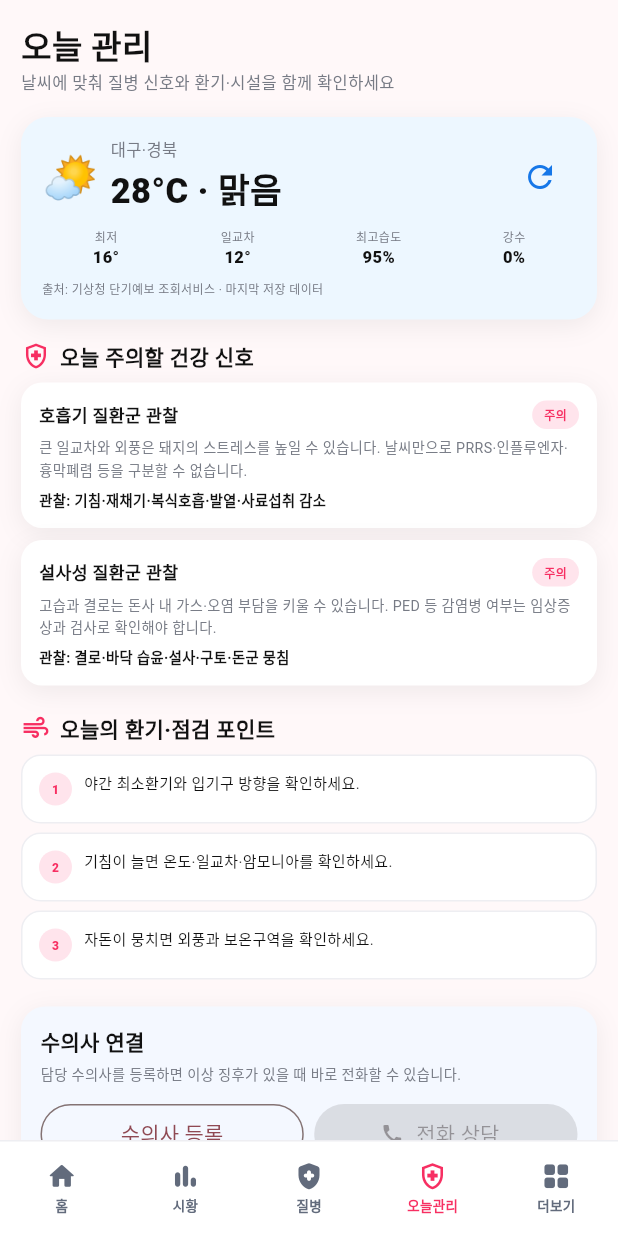
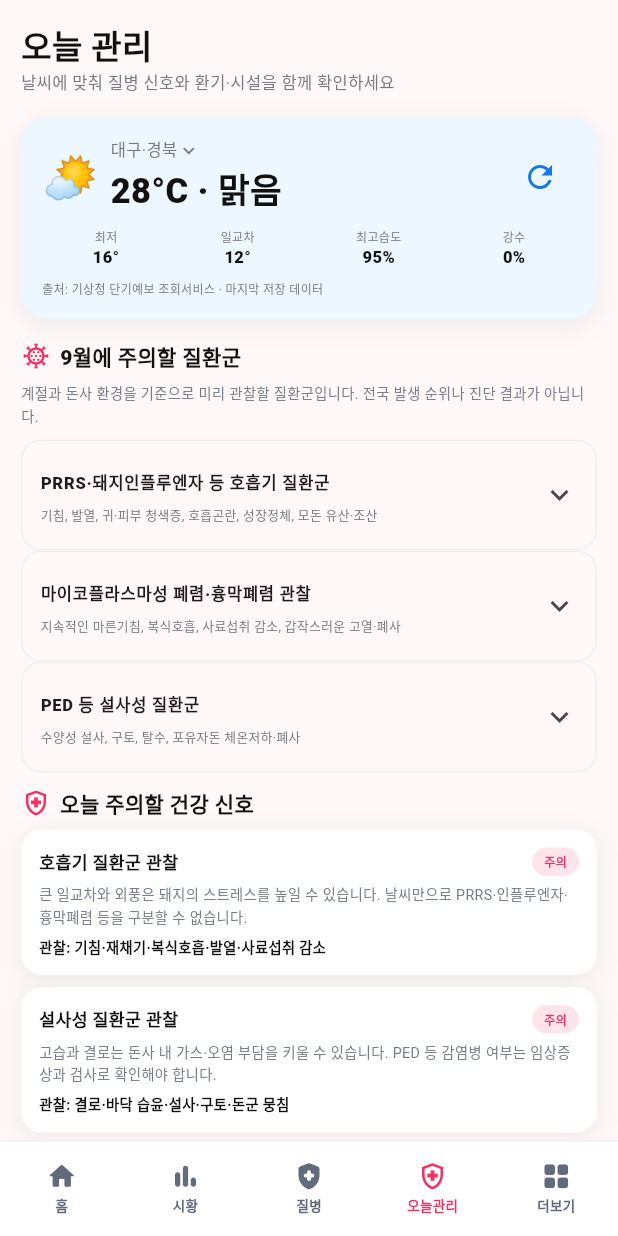
Before and after one commit to Noah981/pig-market-brief, a Flutter app: the screen it shows after launch, item 4 of the bottom bar chosen, after a tap on the "refresh" icon, on a phone screen of 412 x 824 dp. Run offline on Flutter 3.47's test engine with Material 3 defaults, Android fonts, the phone set to English and light mode, and no system bars; our stand-ins replace fl_chart, geolocator, shared_preferences; network calls fail.

Commit message:
Add seasonal disease guidance

```diff
--- a/flutter_app/lib/data/weather_farm_repository.dart
+++ b/flutter_app/lib/data/weather_farm_repository.dart
@@ -45,4 +45,17 @@ class WeatherFarmRepository {
     MedicineGuide('항균제','세균성 질환이 의심·확인될 때 검토하는 처방 계열','바이러스성 질환에는 효과가 없습니다. 진단·감수성·처방과 휴약기간 준수가 필요합니다.'),
     MedicineGuide('백신','질병 예방을 위한 농장별 프로그램','발병 후 치료제가 아닙니다. 돈군 면역상태와 접종 시기는 담당 수의사가 정해야 합니다.'),
   ];
+
+  List<SeasonalDiseaseGuide> seasonalDiseases(DateTime now,WeatherFarmGuide weather){
+    final coldSeason=now.month>=11||now.month<=3;
+    final transition=now.month==3||now.month==4||now.month==9||now.month==10||weather.diurnalRange>=8;
+    final result=<SeasonalDiseaseGuide>[];
+    if(transition)result.addAll(const [
+      SeasonalDiseaseGuide('PRRS·돼지인플루엔자 등 호흡기 질환군','환절기 일교차와 외풍은 돈군 스트레스를 높여 기존 감염의 임상증상이 두드러질 수 있습니다.','기침, 발열, 귀·피부 청색증, 호흡곤란, 성장정체, 모돈 유산·조산','PRRS, 인플루엔자, 마이코플라스마, 흉막폐렴은 증상이 겹칠 수 있어 PCR·부검 등 수의사 검사가 필요합니다.','복식호흡·고열·급격한 폐사·유산 증가 시 당일 수의사 상담'),
+      SeasonalDiseaseGuide('마이코플라스마성 폐렴·흉막폐렴 관찰','최소환기가 줄거나 결로·암모니아가 높아지면 호흡기 증상이 악화될 수 있습니다.','지속적인 마른기침, 복식호흡, 사료섭취 감소, 갑작스러운 고열·폐사','기침만으로 원인체를 구분할 수 없습니다. 돈사 환경 확인과 함께 검사해야 합니다.','입 벌림 호흡·혈성 비말·급사는 즉시 수의사 연락'),
+    ]);
+    if(coldSeason||weather.humidity>=80)result.add(const SeasonalDiseaseGuide('PED 등 설사성 질환군','저온·고습기에는 소독 후 건조가 늦어지고 분변 오염 관리가 어려워질 수 있습니다.','수양성 설사, 구토, 탈수, 포유자돈 체온저하·폐사','사료성 설사, 대장균, 로타바이러스 등과 증상이 비슷해 농장 내 전파양상과 검사가 필요합니다.','포유자돈 집단 설사·구토가 시작되면 이동을 줄이고 즉시 수의사 상담'));
+    if(weather.tempMax>=30)result.add(const SeasonalDiseaseGuide('열스트레스와 2차 건강문제','고온은 섭취량·번식성적을 낮추고 기존 질환의 회복을 방해할 수 있습니다.','헐떡임, 침흘림, 무기력, 사료섭취 감소, 포유돈 유량 저하','감염성 발열과 환경성 고체온을 체온·돈사온도·돈군 분포로 함께 확인해야 합니다.','쓰러짐·심한 호흡곤란은 즉시 냉각조치와 수의사 연락'));
+    return result.isEmpty?const [SeasonalDiseaseGuide('연중 기본 관찰','뚜렷한 계절 위험 신호가 낮아도 농장 내 질병은 발생할 수 있습니다.','섭취량·음수량 변화, 기침, 설사, 발열, 유산, 폐사 증가','한 가지 증상만으로 질병을 확정하지 않습니다.','돈군 단위로 급격한 변화가 있으면 수의사 상담')]:result;
+  }
 }
--- a/flutter_app/lib/models/weather_farm_models.dart
+++ b/flutter_app/lib/models/weather_farm_models.dart
@@ -18,3 +18,8 @@ class MedicineGuide {
   const MedicineGuide(this.category,this.use,this.caution);
   final String category,use,caution;
 }
+
+class SeasonalDiseaseGuide {
+  const SeasonalDiseaseGuide(this.name,this.whyNow,this.signs,this.differentiate,this.urgency);
+  final String name,whyNow,signs,differentiate,urgency;
+}
--- a/flutter_app/lib/pages/home_dashboard_page.dart
+++ b/flutter_app/lib/pages/home_dashboard_page.dart
@@ -1,5 +1,6 @@
 import 'dart:async';
 import 'package:flutter/material.dart';
+import 'package:shared_preferences/shared_preferences.dart';
 import '../data/mock_data.dart';
 import '../data/commodity_repository.dart';
 import '../data/market_repository.dart';
@@ -30,6 +31,7 @@ class _HomeDashboardPageState extends State<HomeDashboardPage> with WidgetsBindi
   final _analysisRepository=MarketAnalysisRepository();MarketAnalysis? _analysis=MarketAnalysisRepository.bundledSnapshot;
   final _commodityRepository=CommodityRepository();List<Commodity> _commodities=CommodityRepository.bundledSnapshot;
   final _weatherRepository=WeatherFarmRepository();WeatherFarmGuide _weather=WeatherFarmRepository.fallback;
+  String _weatherRegion='대구광역시';
   @override void initState(){super.initState();WidgetsBinding.instance.addObserver(this);_loadMarket();_loadAnalysis();_loadCommodities();_loadWeather();_timer=Timer.periodic(const Duration(minutes:30),(_){_refreshMarket();_refreshAnalysis();_refreshCommodities();_refreshWeather();});}
   @override void dispose(){_timer?.cancel();WidgetsBinding.instance.removeObserver(this);super.dispose();}
   @override void didChangeAppLifecycleState(AppLifecycleState state){if(state==AppLifecycleState.resumed)_refreshMarket();}
@@ -39,15 +41,16 @@ class _HomeDashboardPageState extends State<HomeDashboardPage> with WidgetsBindi
   Future<void> _refreshAnalysis()async{try{final value=await _analysisRepository.refresh();if(mounted)setState(()=>_analysis=value);}catch(_){}}
   Future<void> _loadCommodities()async{try{final cached=await _commodityRepository.cached();if(mounted&&cached.isNotEmpty)setState(()=>_commodities=cached);}catch(_){}await _refreshCommodities();}
   Future<void> _refreshCommodities()async{try{final value=await _commodityRepository.refresh();if(mounted&&value.isNotEmpty)setState(()=>_commodities=value);}catch(_){}}
-  Future<void> _loadWeather()async{try{final value=await _weatherRepository.cached();if(mounted)setState(()=>_weather=value);}catch(_){}await _refreshWeather();}
-  Future<void> _refreshWeather()async{try{final value=await _weatherRepository.refresh();if(mounted)setState(()=>_weather=value);}catch(_){}}
+  Future<void> _loadWeather()async{try{final prefs=await SharedPreferences.getInstance();_weatherRegion=prefs.getString('farm_weather_region')??'대구광역시';final cached=await _weatherRepository.cached();if(mounted)setState(()=>_weather=cached.region==_weatherRegion?cached:_weather);}catch(_){}await _refreshWeather();}
+  Future<void> _refreshWeather()async{try{final value=await _weatherRepository.refresh(region:_weatherRegion);if(mounted)setState(()=>_weather=value);}catch(_){}}
+  Future<void> _changeWeatherRegion(String region)async{_weatherRegion=region;await (await SharedPreferences.getInstance()).setString('farm_weather_region',region);await _refreshWeather();}
   Future<void> _pullToRefresh()async{
     await Future.wait([_refreshMarket(),_refreshAnalysis(),_refreshCommodities(),_refreshWeather()]);
     if(mounted)ScaffoldMessenger.of(context).showSnackBar(const SnackBar(content:Text('최신 시황을 확인했습니다.'),duration:Duration(seconds:1)));
   }
   @override Widget build(BuildContext context)=>Scaffold(
     bottomNavigationBar:BottomNavigation(index:_nav,onSelected:(i)=>setState(()=>_nav=i)),
-    body:SafeArea(bottom:false,child:IndexedStack(index:_nav,children:[_home(),MarketOverviewPage(snapshot:_market,commodities:_commodities,analysis:_analysis),const DiseasePage(),TodayCarePage(guide:_weather,onRefresh:_refreshWeather),const MorePage()])),
+    body:SafeArea(bottom:false,child:IndexedStack(index:_nav,children:[_home(),MarketOverviewPage(snapshot:_market,commodities:_commodities,analysis:_analysis),const DiseasePage(),TodayCarePage(guide:_weather,onRefresh:_refreshWeather,onRegionChanged:_changeWeatherRegion),const MorePage()])),
   );
   Widget _home()=>Center(child:ConstrainedBox(constraints:const BoxConstraints(maxWidth:430),child:RefreshIndicator(color:AppColors.coral,onRefresh:_pullToRefresh,child:CustomScrollView(physics:const AlwaysScrollableScrollPhysics(),key:const PageStorageKey('home'),slivers:[
     const SliverToBoxAdapter(child:FarmHeroSection()),
--- a/flutter_app/lib/pages/section_pages.dart
+++ b/flutter_app/lib/pages/section_pages.dart
@@ -116,7 +116,7 @@ class MorePage extends StatelessWidget {
     ('데이터 출처', '정보 제공 기관 안내', Icons.info_outline),
     ('공지사항', '앱 소식 및 업데이트', Icons.campaign_outlined),
     ('이용약관 / 개인정보처리방침', '', Icons.article_outlined),
-    ('앱 정보', '버전 1.1.4', Icons.info),
+    ('앱 정보', '버전 1.1.5', Icons.info),
   ];
   @override
   Widget build(BuildContext context) => PageShell(
--- a/flutter_app/lib/pages/today_care_page.dart
+++ b/flutter_app/lib/pages/today_care_page.dart
@@ -7,8 +7,8 @@ import '../theme/app_theme.dart';
 import 'section_pages.dart';
 
 class TodayCarePage extends StatefulWidget{
-  const TodayCarePage({super.key,required this.guide,required this.onRefresh});
-  final WeatherFarmGuide guide;final Future<void> Function() onRefresh;
+  const TodayCarePage({super.key,required this.guide,required this.onRefresh,required this.onRegionChanged});
+  final WeatherFarmGuide guide;final Future<void> Function() onRefresh;final Future<void> Function(String) onRegionChanged;
   @override State<TodayCarePage> createState()=>_TodayCarePageState();
 }
 class _TodayCarePageState extends State<TodayCarePage>{
@@ -16,9 +16,12 @@ class _TodayCarePageState extends State<TodayCarePage>{
   @override void initState(){super.initState();_loadVet();}
   Future<void> _loadVet()async{final p=await SharedPreferences.getInstance();if(mounted)setState((){_vetName=p.getString('farm_vet_name')??'담당 수의사';_vetPhone=p.getString('farm_vet_phone')??'';});}
   @override Widget build(BuildContext context){
-    final w=widget.guide,risks=WeatherFarmRepository().risks(w);
+    final w=widget.guide,repository=WeatherFarmRepository(),risks=repository.risks(w),seasonal=repository.seasonalDiseases(DateTime.now(),w);
     return PageShell(title:'오늘 관리',subtitle:'날씨에 맞춰 질병 신호와 환기·시설을 함께 확인하세요',child:Column(crossAxisAlignment:CrossAxisAlignment.start,children:[
-      _weather(w),const SizedBox(height:14),_title('오늘 주의할 건강 신호',Icons.health_and_safety_outlined),
+      _weather(w),const SizedBox(height:14),_title('${DateTime.now().month}월에 주의할 질환군',Icons.coronavirus_outlined),
+      const Text('계절과 돈사 환경을 기준으로 미리 관찰할 질환군입니다. 전국 발생 순위나 진단 결과가 아닙니다.',style:TextStyle(fontSize:9.5,height:1.45,color:AppColors.secondary)),const SizedBox(height:8),
+      ...seasonal.map(_seasonalDisease),
+      const SizedBox(height:10),_title('오늘 주의할 건강 신호',Icons.health_and_safety_outlined),
       ...risks.map(_risk),const SizedBox(height:10),_title('오늘의 환기·점검 포인트',Icons.air),
       ...w.checks.take(6).toList().asMap().entries.map((x)=>_check(x.key+1,x.value)),
       const SizedBox(height:12),_vetCard(),const SizedBox(height:12),_title('약품·예방 정보',Icons.medication_outlined),
@@ -29,13 +32,15 @@ class _TodayCarePageState extends State<TodayCarePage>{
     ]));
   }
   Widget _weather(WeatherFarmGuide w)=>Container(padding:const EdgeInsets.all(14),decoration:appCard(color:AppColors.lightBlue,radius:18),child:Column(children:[
-    Row(children:[const Text('🌤️',style:TextStyle(fontSize:30)),const SizedBox(width:8),Expanded(child:Column(crossAxisAlignment:CrossAxisAlignment.start,children:[Text(w.region,style:const TextStyle(fontSize:11,color:AppColors.secondary)),Text('${w.tempMax.toStringAsFixed(0)}°C · ${w.condition}',style:const TextStyle(fontSize:23,fontWeight:FontWeight.w900))])),IconButton(onPressed:widget.onRefresh,icon:const Icon(Icons.refresh,color:AppColors.blue))]),
+    Row(children:[const Text('🌤️',style:TextStyle(fontSize:30)),const SizedBox(width:8),Expanded(child:Column(crossAxisAlignment:CrossAxisAlignment.start,children:[InkWell(onTap:_pickRegion,child:Row(children:[Flexible(child:Text(w.region,style:const TextStyle(fontSize:11,color:AppColors.secondary))),const Icon(Icons.expand_more,size:15,color:AppColors.secondary)])),Text('${w.tempMax.toStringAsFixed(0)}°C · ${w.condition}',style:const TextStyle(fontSize:23,fontWeight:FontWeight.w900))])),IconButton(onPressed:widget.onRefresh,icon:const Icon(Icons.refresh,color:AppColors.blue))]),
     const SizedBox(height:8),Row(mainAxisAlignment:MainAxisAlignment.spaceAround,children:[_fact('최저','${w.tempMin.toStringAsFixed(0)}°'),_fact('일교차','${w.diurnalRange.toStringAsFixed(0)}°'),_fact('최고습도','${w.humidity.toStringAsFixed(0)}%'),_fact('강수','${w.rainProbability.toStringAsFixed(0)}%')]),
     const SizedBox(height:8),Align(alignment:Alignment.centerLeft,child:Text('출처: ${w.source}${w.fromCache?' · 마지막 저장 데이터':''}',style:const TextStyle(fontSize:8,color:AppColors.secondary))),
   ]));
   Widget _fact(String a,String b)=>Column(children:[Text(a,style:const TextStyle(fontSize:8,color:AppColors.secondary)),Text(b,style:const TextStyle(fontSize:11,fontWeight:FontWeight.w800))]);
   Widget _title(String text,IconData icon)=>Padding(padding:const EdgeInsets.only(bottom:7),child:Row(children:[Icon(icon,size:20,color:AppColors.coral),const SizedBox(width:6),Text(text,style:const TextStyle(fontSize:14,fontWeight:FontWeight.w900))]));
   Widget _risk(FarmHealthRisk x)=>Container(margin:const EdgeInsets.only(bottom:8),padding:const EdgeInsets.all(12),decoration:appCard(radius:14),child:Column(crossAxisAlignment:CrossAxisAlignment.start,children:[Row(children:[Expanded(child:Text(x.title,style:const TextStyle(fontSize:11.5,fontWeight:FontWeight.w900))),Container(padding:const EdgeInsets.symmetric(horizontal:8,vertical:4),decoration:BoxDecoration(color:AppColors.lightCoral,borderRadius:BorderRadius.circular(20)),child:Text(x.level,style:const TextStyle(fontSize:8,color:AppColors.coral,fontWeight:FontWeight.w800)))]),const SizedBox(height:5),Text(x.reason,style:const TextStyle(fontSize:9.5,height:1.45,color:AppColors.secondary)),const SizedBox(height:5),Text('관찰: ${x.signs}',style:const TextStyle(fontSize:9.5,fontWeight:FontWeight.w700))]));
+  Widget _seasonalDisease(SeasonalDiseaseGuide x)=>ExpansionTile(tilePadding:const EdgeInsets.symmetric(horizontal:12),childrenPadding:const EdgeInsets.fromLTRB(12,0,12,12),collapsedShape:RoundedRectangleBorder(borderRadius:BorderRadius.circular(13),side:const BorderSide(color:AppColors.divider)),shape:RoundedRectangleBorder(borderRadius:BorderRadius.circular(13),side:const BorderSide(color:AppColors.divider)),title:Text(x.name,style:const TextStyle(fontSize:11,fontWeight:FontWeight.w900)),subtitle:Text(x.signs,maxLines:2,overflow:TextOverflow.ellipsis,style:const TextStyle(fontSize:8.5,color:AppColors.secondary)),children:[_detailLine('왜 지금 보나요?',x.whyNow),_detailLine('대표 증상',x.signs),_detailLine('구분할 점',x.differentiate),_detailLine('바로 연락할 때',x.urgency)]);
+  Widget _detailLine(String title,String body)=>Padding(padding:const EdgeInsets.only(bottom:7),child:Row(crossAxisAlignment:CrossAxisAlignment.start,children:[SizedBox(width:76,child:Text(title,style:const TextStyle(fontSize:9,fontWeight:FontWeight.w900,color:AppColors.coral))),Expanded(child:Text(body,style:const TextStyle(fontSize:9,height:1.4)))]));
   Widget _check(int n,String text)=>Container(margin:const EdgeInsets.only(bottom:6),padding:const EdgeInsets.all(11),decoration:BoxDecoration(color:Colors.white,borderRadius:BorderRadius.circular(13),border:Border.all(color:AppColors.divider)),child:Row(crossAxisAlignment:CrossAxisAlignment.start,children:[CircleAvatar(radius:11,backgroundColor:AppColors.lightCoral,child:Text('$n',style:const TextStyle(fontSize:8,color:AppColors.coral,fontWeight:FontWeight.w900))),const SizedBox(width:8),Expanded(child:Text(text,style:const TextStyle(fontSize:10,height:1.45)))]));
   Widget _medicine(MedicineGuide x)=>ExpansionTile(tilePadding:const EdgeInsets.symmetric(horizontal:12),childrenPadding:const EdgeInsets.fromLTRB(12,0,12,12),collapsedShape:RoundedRectangleBorder(borderRadius:BorderRadius.circular(13),side:const BorderSide(color:AppColors.divider)),shape:RoundedRectangleBorder(borderRadius:BorderRadius.circular(13),side:const BorderSide(color:AppColors.divider)),title:Text(x.category,style:const TextStyle(fontSize:11,fontWeight:FontWeight.w900)),subtitle:Text(x.use,style:const TextStyle(fontSize:8.5,color:AppColors.secondary)),children:[Text(x.caution,style:const TextStyle(fontSize:9.5,height:1.45))]);
   Widget _vetCard()=>Container(padding:const EdgeInsets.all(13),decoration:appCard(color:const Color(0xFFF4F8FF),radius:16),child:Column(crossAxisAlignment:CrossAxisAlignment.start,children:[const Text('수의사 연결',style:TextStyle(fontSize:14,fontWeight:FontWeight.w900)),const SizedBox(height:4),Text(_vetPhone.isEmpty?'담당 수의사를 등록하면 이상 징후가 있을 때 바로 전화할 수 있습니다.':'$_vetName · $_vetPhone',style:const TextStyle(fontSize:9.5,color:AppColors.secondary)),const SizedBox(height:9),Row(children:[Expanded(child:OutlinedButton(onPressed:_editVet,child:Text(_vetPhone.isEmpty?'수의사 등록':'정보 수정'))),const SizedBox(width:7),Expanded(child:FilledButton.icon(onPressed:_vetPhone.isEmpty?null:_callVet,icon:const Icon(Icons.call,size:16),label:const Text('전화 상담'),style:FilledButton.styleFrom(backgroundColor:AppColors.blue)))]),const SizedBox(height:5),const Text('연결되는 수의사가 진료·처방을 결정합니다. 앱은 상담 결과나 치료 결과를 보증하지 않습니다.',style:TextStyle(fontSize:8,height:1.35,color:AppColors.secondary))]));
@@ -44,4 +49,8 @@ class _TodayCarePageState extends State<TodayCarePage>{
     final name=TextEditingController(text:_vetName=='담당 수의사'?'':_vetName),phone=TextEditingController(text:_vetPhone);
     await showDialog(context:context,builder:(context)=>AlertDialog(title:const Text('담당 수의사 등록'),content:Column(mainAxisSize:MainAxisSize.min,children:[TextField(controller:name,decoration:const InputDecoration(labelText:'이름 또는 동물병원')),TextField(controller:phone,keyboardType:TextInputType.phone,decoration:const InputDecoration(labelText:'전화번호'))]),actions:[TextButton(onPressed:()=>Navigator.pop(context),child:const Text('취소')),FilledButton(onPressed:()async{final p=await SharedPreferences.getInstance();await p.setString('farm_vet_name',name.text.trim());await p.setString('farm_vet_phone',phone.text.trim());if(context.mounted)Navigator.pop(context);if(mounted)setState((){_vetName=name.text.trim().isEmpty?'담당 수의사':name.text.trim();_vetPhone=phone.text.trim();});},child:const Text('저장'))]));
   }
+  Future<void> _pickRegion()async{
+    const regions=['서울특별시','부산광역시','대구광역시','인천광역시','광주광역시','대전광역시','울산광역시','세종특별자치시','경기도','강원특별자치도','충청북도','충청남도','전북특별자치도','전라남도','경상북도','경상남도','제주특별자치도'];
+    await showModalBottomSheet(context:context,showDragHandle:true,builder:(context)=>SafeArea(child:ListView(shrinkWrap:true,children:[const ListTile(title:Text('농장 소재지',style:TextStyle(fontWeight:FontWeight.w900)),subtitle:Text('한 번 선택하면 다음 실행부터 자동으로 이 지역 날씨를 사용합니다.')),...regions.map((region)=>ListTile(title:Text(region),trailing:region==widget.guide.region?const Icon(Icons.check,color:AppColors.coral):null,onTap:()async{Navigator.pop(context);await widget.onRegionChanged(region);})),])));
+  }
 }
--- a/flutter_app/pubspec.yaml
+++ b/flutter_app/pubspec.yaml
@@ -1,7 +1,7 @@
 name: dondonhae
 description: 돈돈해 모바일 대시보드
 publish_to: none
-version: 1.1.4+5
+version: 1.1.5+6
 environment:
   sdk: '>=3.3.0 <4.0.0'
 dependencies:
```
Also changed, not shown: 3 other files.
